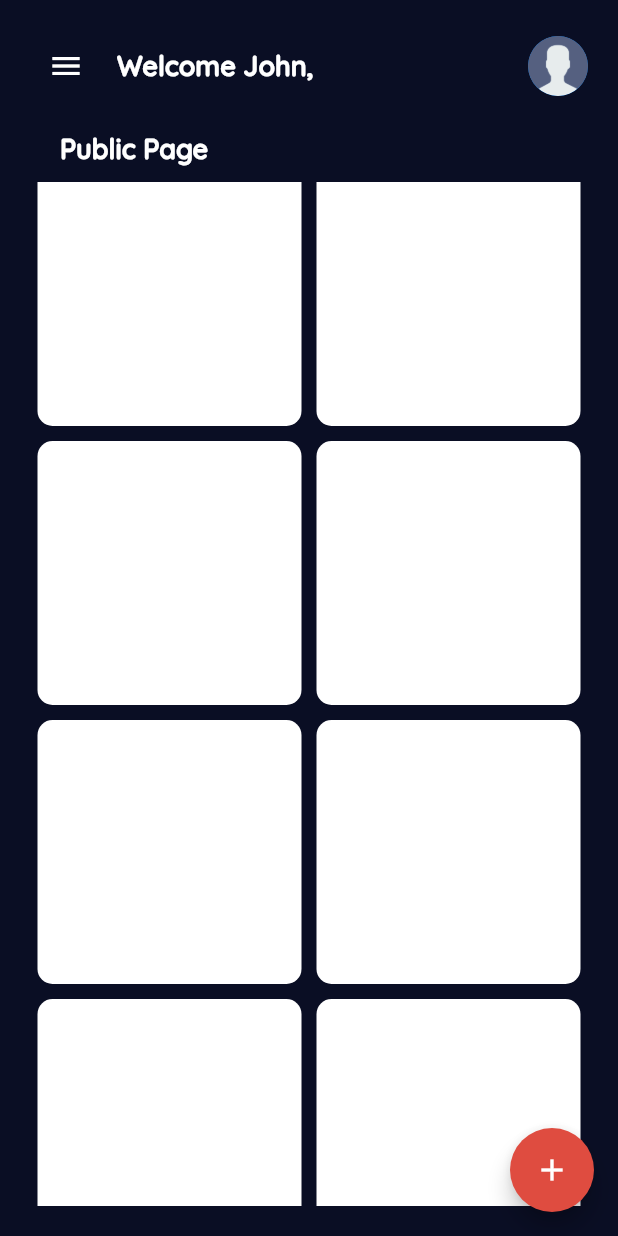
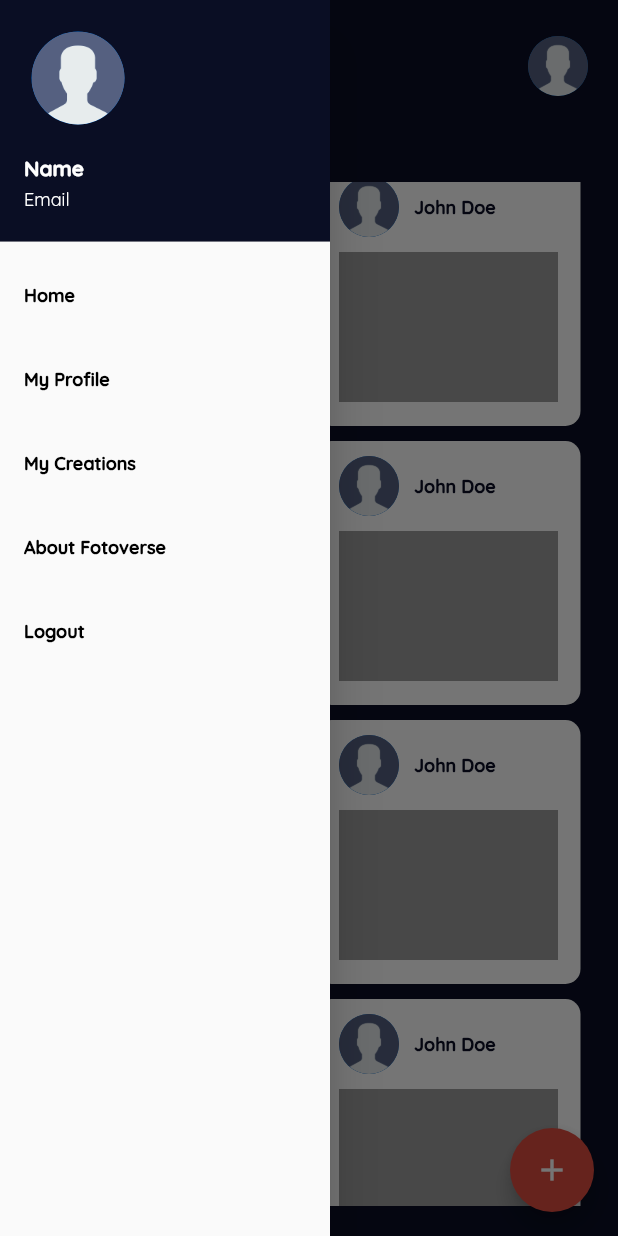
Before and after one commit to lansoyyy/fotoverse, a Flutter app: the HomeScreen screen opened directly, scrolled down 576 dp, after a tap on the "menu" icon, on a phone screen of 412 x 824 dp. Run offline on Flutter 3.47's test engine with Material 2 defaults, Android fonts, the phone set to English and light mode, and no system bars; our stand-ins replace fluttertoast.

Commit message:
added drawer widget

```diff
--- a/lib/screens/home_screen.dart
+++ b/lib/screens/home_screen.dart
@@ -1,5 +1,6 @@
 import 'package:flutter/material.dart';
 import 'package:fotoverse/utils/colors.dart';
+import 'package:fotoverse/widgets/drawer_widget.dart';
 import 'package:fotoverse/widgets/text_widget.dart';
 
 class HomeScreen extends StatelessWidget {
@@ -8,6 +9,7 @@ class HomeScreen extends StatelessWidget {
   @override
   Widget build(BuildContext context) {
     return Scaffold(
+      drawer: const DrawerWidget(),
       floatingActionButton: FloatingActionButton(
           backgroundColor: red,
           child: const Icon(
@@ -33,13 +35,17 @@ class HomeScreen extends StatelessWidget {
                 Row(
                   mainAxisAlignment: MainAxisAlignment.start,
                   children: [
-                    IconButton(
-                      onPressed: () {},
-                      icon: const Icon(
-                        Icons.menu,
-                        color: Colors.white,
-                      ),
-                    ),
+                    Builder(builder: (context) {
+                      return IconButton(
+                        onPressed: () {
+                          Scaffold.of(context).openDrawer();
+                        },
+                        icon: const Icon(
+                          Icons.menu,
+                          color: Colors.white,
+                        ),
+                      );
+                    }),
                     const SizedBox(
                       width: 10,
                     ),
@@ -92,6 +98,44 @@ class HomeScreen extends StatelessWidget {
                               color: Colors.white,
                               borderRadius: BorderRadius.circular(10),
                             ),
+                            child: Padding(
+                              padding:
+                                  const EdgeInsets.fromLTRB(15, 10, 15, 10),
+                              child: Column(
+                                crossAxisAlignment: CrossAxisAlignment.start,
+                                children: [
+                                  Row(
+                                    children: [
+                                      const CircleAvatar(
+                                        minRadius: 20,
+                                        maxRadius: 20,
+                                        backgroundImage: AssetImage(
+                                          'assets/images/profile.png',
+                                        ),
+                                      ),
+                                      const SizedBox(
+                                        width: 10,
+                                      ),
+                                      TextBold(
+                                        text: 'John Doe',
+                                        fontSize: 12,
+                                        color: primary,
+                                      ),
+                                    ],
+                                  ),
+                                  const SizedBox(
+                                    height: 10,
+                                  ),
+                                  Container(
+                                    height: 100,
+                                    width: double.infinity,
+                                    decoration: const BoxDecoration(
+                                      color: Colors.grey,
+                                    ),
+                                  ),
+                                ],
+                              ),
+                            ),
                           ),
                         );
                       },
--- /dev/null
+++ b/lib/widgets/drawer_widget.dart
@@ -0,0 +1,143 @@
+import 'package:flutter/material.dart';
+import 'package:fotoverse/screens/auth/login_screen.dart';
+import 'package:fotoverse/screens/home_screen.dart';
+import 'package:fotoverse/utils/colors.dart';
+import 'package:fotoverse/widgets/text_widget.dart';
+
+class DrawerWidget extends StatefulWidget {
+  const DrawerWidget({Key? key}) : super(key: key);
+
+  @override
+  State<DrawerWidget> createState() => _MyDrawerState();
+}
+
+class _MyDrawerState extends State<DrawerWidget> {
+  // final Stream<DocumentSnapshot> userData =
+  //     FirebaseFirestore.instance.collection('Users').doc(userId).snapshots();
+  @override
+  Widget build(BuildContext context) {
+    return SizedBox(
+      width: 220,
+      child: Drawer(
+        child: ListView(
+          padding: const EdgeInsets.only(top: 0),
+          children: <Widget>[
+            UserAccountsDrawerHeader(
+              decoration: const BoxDecoration(
+                color: primary,
+              ),
+              accountEmail:
+                  TextRegular(text: 'Email', fontSize: 12, color: Colors.white),
+              accountName: TextBold(
+                text: 'Name',
+                fontSize: 14,
+                color: Colors.white,
+              ),
+              currentAccountPicture: const Padding(
+                padding: EdgeInsets.all(5.0),
+                child: CircleAvatar(
+                  minRadius: 50,
+                  maxRadius: 50,
+                  backgroundImage: AssetImage('assets/images/profile.png'),
+                ),
+              ),
+            ),
+            ListTile(
+              title: TextBold(
+                text: 'Home',
+                fontSize: 12,
+                color: Colors.black,
+              ),
+              onTap: () {
+                Navigator.of(context).pushReplacement(MaterialPageRoute(
+                    builder: (context) => const HomeScreen()));
+              },
+            ),
+            ListTile(
+              title: TextBold(
+                text: 'My Profile',
+                fontSize: 12,
+                color: Colors.black,
+              ),
+              onTap: () {
+                Navigator.of(context).pushReplacement(MaterialPageRoute(
+                    builder: (context) => const HomeScreen()));
+              },
+            ),
+            ListTile(
+              title: TextBold(
+                text: 'My Creations',
+                fontSize: 12,
+                color: Colors.black,
+              ),
+              onTap: () {
+                Navigator.of(context).pushReplacement(MaterialPageRoute(
+                    builder: (context) => const HomeScreen()));
+              },
+            ),
+            ListTile(
+              title: TextBold(
+                text: 'About Fotoverse',
+                fontSize: 12,
+                color: Colors.black,
+              ),
+              onTap: () {
+                Navigator.of(context).pushReplacement(MaterialPageRoute(
+                    builder: (context) => const HomeScreen()));
+              },
+            ),
+            ListTile(
+              title: TextBold(
+                text: 'Logout',
+                fontSize: 12,
+                color: Colors.black,
+              ),
+              onTap: () {
+                showDialog(
+                    context: context,
+                    builder: (context) => AlertDialog(
+                          title: const Text(
+                            'Logout Confirmation',
+                            style: TextStyle(
+                                fontFamily: 'QBold',
+                                fontWeight: FontWeight.bold),
+                          ),
+                          content: const Text(
+                            'Are you sure you want to Logout?',
+                            style: TextStyle(fontFamily: 'QRegular'),
+                          ),
+                          actions: <Widget>[
+                            MaterialButton(
+                              onPressed: () => Navigator.of(context).pop(true),
+                              child: const Text(
+                                'Close',
+                                style: TextStyle(
+                                    fontFamily: 'QRegular',
+                                    fontWeight: FontWeight.bold),
+                              ),
+                            ),
+                            MaterialButton(
+                              onPressed: () async {
+                                // await FirebaseAuth.instance.signOut();
+                                Navigator.of(context).pushReplacement(
+                                    MaterialPageRoute(
+                                        builder: (context) =>
+                                            const LoginScreen()));
+                              },
+                              child: const Text(
+                                'Continue',
+                                style: TextStyle(
+                                    fontFamily: 'QRegular',
+                                    fontWeight: FontWeight.bold),
+                              ),
+                            ),
+                          ],
+                        ));
+              },
+            ),
+          ],
+        ),
+      ),
+    );
+  }
+}
```
